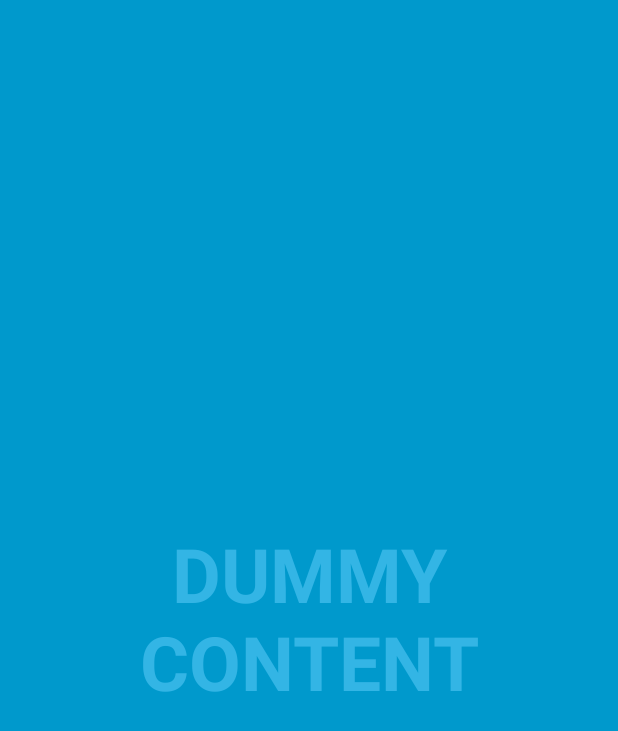
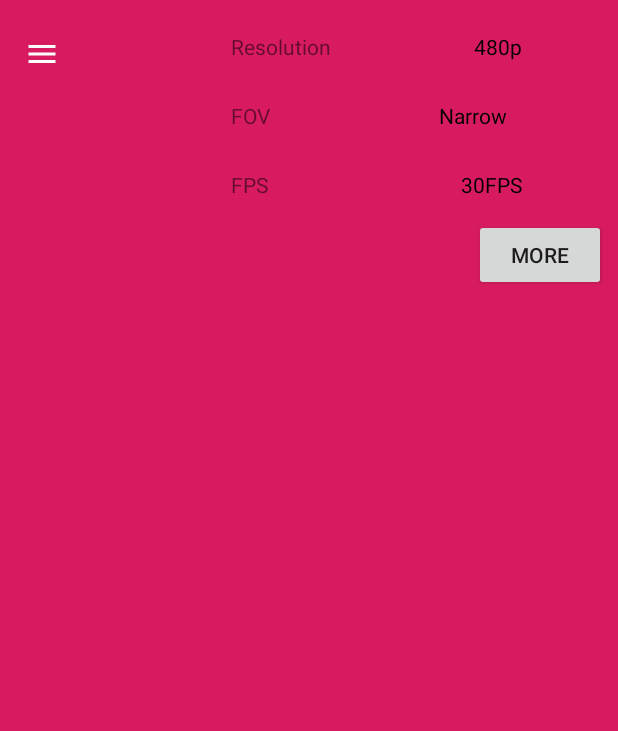
Before and after one commit to joachimtapp/lab_app_developpement, an Android app: the LiveStreamActivity screen opened directly, with no data from a screen before it, on a phone screen of 412 x 824 dp. Shown: the top 731 px of the screen. Run offline under Robolectric (Android 15) with nearby library versions, the phone set to English and light mode, and no system bars.

Commit message:
Modified live activity with new menu and fullscreen image

```diff
--- a/GoproApp_wear/mobile/src/main/java/com/goproapp/goproapp_wear/LiveStreamActivity.java
+++ b/GoproApp_wear/mobile/src/main/java/com/goproapp/goproapp_wear/LiveStreamActivity.java
@@ -1,163 +1,153 @@
 package com.goproapp.goproapp_wear;
 
-import android.annotation.SuppressLint;
+import android.content.Intent;
+import android.support.annotation.NonNull;
+import android.support.design.widget.NavigationView;
+import android.support.v4.view.GravityCompat;
+import android.support.v4.widget.DrawerLayout;
 import android.support.v7.app.ActionBar;
+import android.support.v7.app.ActionBarDrawerToggle;
 import android.support.v7.app.AppCompatActivity;
 import android.os.Bundle;
-import android.os.Handler;
-import android.view.MotionEvent;
+import android.support.v7.widget.Toolbar;
+import android.view.Menu;
+import android.view.MenuItem;
 import android.view.View;
+import android.view.Window;
+import android.view.WindowManager;
+import android.widget.AdapterView;
+import android.widget.ArrayAdapter;
+import android.widget.ImageButton;
+import android.widget.Spinner;
+import android.widget.Toast;
 
-/**
- * An example full-screen activity that shows and hides the system UI (i.e.
- * status bar and navigation/system bar) with user interaction.
- */
 public class LiveStreamActivity extends AppCompatActivity {
-    /**
-     * Whether or not the system UI should be auto-hidden after
-     * {@link #AUTO_HIDE_DELAY_MILLIS} milliseconds.
-     */
-    private static final boolean AUTO_HIDE = true;
 
-    /**
-     * If {@link #AUTO_HIDE} is set, the number of milliseconds to wait after
-     * user interaction before hiding the system UI.
-     */
-    private static final int AUTO_HIDE_DELAY_MILLIS = 3000;
-
-    /**
-     * Some older devices needs a small delay between UI widget updates
-     * and a change of the status and navigation bar.
-     */
-    private static final int UI_ANIMATION_DELAY = 300;
-    private final Handler mHideHandler = new Handler();
-    private View mContentView;
-    private final Runnable mHidePart2Runnable = new Runnable() {
-        @SuppressLint("InlinedApi")
-        @Override
-        public void run() {
-            // Delayed removal of status and navigation bar
-
-            // Note that some of these constants are new as of API 16 (Jelly Bean)
-            // and API 19 (KitKat). It is safe to use them, as they are inlined
-            // at compile-time and do nothing on earlier devices.
-            mContentView.setSystemUiVisibility(View.SYSTEM_UI_FLAG_LOW_PROFILE
-                    | View.SYSTEM_UI_FLAG_FULLSCREEN
-                    | View.SYSTEM_UI_FLAG_LAYOUT_STABLE
-                    | View.SYSTEM_UI_FLAG_IMMERSIVE_STICKY
-                    | View.SYSTEM_UI_FLAG_LAYOUT_HIDE_NAVIGATION
-                    | View.SYSTEM_UI_FLAG_HIDE_NAVIGATION);
-        }
-    };
-    private View mControlsView;
-    private final Runnable mShowPart2Runnable = new Runnable() {
-        @Override
-        public void run() {
-            // Delayed display of UI elements
-            ActionBar actionBar = getSupportActionBar();
-            if (actionBar != null) {
-                actionBar.show();
-            }
-            mControlsView.setVisibility(View.VISIBLE);
-        }
-    };
-    private boolean mVisible;
-    private final Runnable mHideRunnable = new Runnable() {
-        @Override
-        public void run() {
-            hide();
-        }
-    };
-    /**
-     * Touch listener to use for in-layout UI controls to delay hiding the
-     * system UI. This is to prevent the jarring behavior of controls going away
-     * while interacting with activity UI.
-     */
-    private final View.OnTouchListener mDelayHideTouchListener = new View.OnTouchListener() {
-        @Override
-        public boolean onTouch(View view, MotionEvent motionEvent) {
-            if (AUTO_HIDE) {
-                delayedHide(AUTO_HIDE_DELAY_MILLIS);
-            }
-            return false;
-        }
-    };
+    private DrawerLayout mDrawerLayout;
 
     @Override
     protected void onCreate(Bundle savedInstanceState) {
         super.onCreate(savedInstanceState);
-
         setContentView(R.layout.activity_live_stream);
 
-        mVisible = true;
-        mControlsView = findViewById(R.id.fullscreen_content_controls);
-        mContentView = findViewById(R.id.fullscreen_content);
+        //Add Transparent drawer to have access to floating menu
+        mDrawerLayout = findViewById(R.id.drawer_layout);
+        NavigationView navigationView = findViewById(R.id.nav_view);
+        navigationView.setNavigationItemSelectedListener(
+                new NavigationView.OnNavigationItemSelectedListener() {
+                    @Override
+                    public boolean onNavigationItemSelected(MenuItem item) {
+                        // Handle navigation view item clicks here.
+                        int id = item.getItemId();
+                        if (id != R.id.nav_livestream) {//exclude himself
+                            DrawerHandler dh = new DrawerHandler();
+
+                            Intent intent;
+                            intent = dh.SwitchActivity(id, LiveStreamActivity.this);
+                            LiveStreamActivity.this.startActivity(intent);
+                        }
+                        DrawerLayout drawer = (DrawerLayout) findViewById(R.id.drawer_layout);
+                        drawer.closeDrawer(GravityCompat.START);
+                        return true;
+                    }
+                });
+        Toolbar toolbar = (Toolbar) findViewById(R.id.toolbar_live);
+        //set drawer button
+        setSupportActionBar(toolbar);
+        ActionBar actionbar = getSupportActionBar();
+        getSupportActionBar().setTitle(null);
+        actionbar.setDisplayHomeAsUpEnabled(true);
+        actionbar.setHomeAsUpIndicator(R.drawable.ic_menu);
 
 
-        // Set up the user interaction to manually show or hide the system UI.
-        mContentView.setOnClickListener(new View.OnClickListener() {
+        // Add items to spinner of menu
+        Spinner spinner_res = findViewById(R.id.spinner_res);
+        Spinner spinner_FOV = findViewById(R.id.spinner_FOV);
+        Spinner spinner_FPS = findViewById(R.id.spinner_FPS);
+
+        ArrayAdapter<CharSequence> adapter_res = ArrayAdapter.createFromResource(this, R.array.val_res, R.layout.spinner_item);
+        ArrayAdapter<CharSequence> adapter_FOV = ArrayAdapter.createFromResource(this, R.array.val_FOV, R.layout.spinner_item);
+        ArrayAdapter<CharSequence> adapter_FPS = ArrayAdapter.createFromResource(this, R.array.val_FPS, R.layout.spinner_item);
+
+        adapter_res.setDropDownViewResource(android.R.layout.simple_spinner_dropdown_item);
+        adapter_FOV.setDropDownViewResource(android.R.layout.simple_spinner_dropdown_item);
+        adapter_FPS.setDropDownViewResource(android.R.layout.simple_spinner_dropdown_item);
+
+        spinner_res.setAdapter(adapter_res);
+        spinner_FOV.setAdapter(adapter_FOV);
+        spinner_FPS.setAdapter(adapter_FPS);
+
+        spinner_res.setOnItemSelectedListener(new AdapterView.OnItemSelectedListener() {
             @Override
-            public void onClick(View view) {
-                toggle();
+            public void onItemSelected(AdapterView<?> parent, View view, int position, long id) {
+                Toast.makeText(LiveStreamActivity.this, "New resolution selected : " + parent.getItemAtPosition(position), Toast.LENGTH_SHORT).show();
+            }
+
+            @Override
+            public void onNothingSelected(AdapterView<?> parent) {
+
             }
         });
 
-        // Upon interacting with UI controls, delay any scheduled hide()
-        // operations to prevent the jarring behavior of controls going away
-        // while interacting with the UI.
-        findViewById(R.id.dummy_button).setOnTouchListener(mDelayHideTouchListener);
+        spinner_FOV.setOnItemSelectedListener(new AdapterView.OnItemSelectedListener() {
+            @Override
+            public void onItemSelected(AdapterView<?> parent, View view, int position, long id) {
+                Toast.makeText(LiveStreamActivity.this, "New FOV selected : " + parent.getItemAtPosition(position), Toast.LENGTH_SHORT).show();
+            }
+
+            @Override
+            public void onNothingSelected(AdapterView<?> parent) {
+
+            }
+        });
+
+        spinner_FPS.setOnItemSelectedListener(new AdapterView.OnItemSelectedListener() {
+            @Override
+            public void onItemSelected(AdapterView<?> parent, View view, int position, long id) {
+                Toast.makeText(LiveStreamActivity.this, "New FPS rate selected : " + parent.getItemAtPosition(position), Toast.LENGTH_SHORT).show();
+            }
+
+            @Override
+            public void onNothingSelected(AdapterView<?> parent) {
+
+            }
+        });
+
     }
 
     @Override
-    protected void onPostCreate(Bundle savedInstanceState) {
-        super.onPostCreate(savedInstanceState);
+    protected void onResume() {
+        super.onResume();
+        DrawerHandler dh = new DrawerHandler();
+        NavigationView navigationView = (NavigationView) findViewById(R.id.nav_view);
 
-        // Trigger the initial hide() shortly after the activity has been
-        // created, to briefly hint to the user that UI controls
-        // are available.
-        delayedHide(100);
+        dh.setUserDrawer(navigationView);
     }
 
-    private void toggle() {
-        if (mVisible) {
-            hide();
+    @Override
+    public void onBackPressed() {
+        DrawerLayout drawer = (DrawerLayout) findViewById(R.id.drawer_layout);
+        if (drawer.isDrawerOpen(GravityCompat.START)) {
+            drawer.closeDrawer(GravityCompat.START);
         } else {
-            show();
+            super.onBackPressed();
         }
     }
 
-    private void hide() {
-        // Hide UI first
-        ActionBar actionBar = getSupportActionBar();
-        if (actionBar != null) {
-            actionBar.hide();
+    @Override
+    public boolean onOptionsItemSelected(MenuItem item) {
+        // Handle action bar item clicks here. The action bar will
+        // automatically handle clicks on the Home/Up button, so long
+        // as you specify a parent activity in AndroidManifest.xml.
+        switch (item.getItemId()) {
+            case android.R.id.home:
+                mDrawerLayout.openDrawer(GravityCompat.START);
+            case R.id.action_settings:
+                //setting button action
+                return true;
         }
-        mControlsView.setVisibility(View.GONE);
-        mVisible = false;
 
-        // Schedule a runnable to remove the status and navigation bar after a delay
-        mHideHandler.removeCallbacks(mShowPart2Runnable);
-        mHideHandler.postDelayed(mHidePart2Runnable, UI_ANIMATION_DELAY);
-    }
 
-    @SuppressLint("InlinedApi")
-    private void show() {
-        // Show the system bar
-        mContentView.setSystemUiVisibility(View.SYSTEM_UI_FLAG_LAYOUT_FULLSCREEN
-                | View.SYSTEM_UI_FLAG_LAYOUT_HIDE_NAVIGATION);
-        mVisible = true;
-
-        // Schedule a runnable to display UI elements after a delay
-        mHideHandler.removeCallbacks(mHidePart2Runnable);
-        mHideHandler.postDelayed(mShowPart2Runnable, UI_ANIMATION_DELAY);
-    }
-
-    /**
-     * Schedules a call to hide() in delay milliseconds, canceling any
-     * previously scheduled calls.
-     */
-    private void delayedHide(int delayMillis) {
-        mHideHandler.removeCallbacks(mHideRunnable);
-        mHideHandler.postDelayed(mHideRunnable, delayMillis);
+        return super.onOptionsItemSelected(item);
     }
 }
--- a/GoproApp_wear/mobile/src/main/java/com/goproapp/goproapp_wear/MainActivity.java
+++ b/GoproApp_wear/mobile/src/main/java/com/goproapp/goproapp_wear/MainActivity.java
@@ -50,7 +50,6 @@ public class MainActivity extends AppCompatActivity
         drawer.addDrawerListener(toggle);
         toggle.syncState();
 
-        DrawerHandler dh = new DrawerHandler();
         NavigationView navigationView = (NavigationView) findViewById(R.id.nav_view);
 
 
--- a/GoproApp_wear/mobile/src/main/res/layout/activity_live_stream.xml
+++ b/GoproApp_wear/mobile/src/main/res/layout/activity_live_stream.xml
@@ -1,51 +1,85 @@
 <?xml version="1.0" encoding="utf-8"?>
-<FrameLayout xmlns:android="http://schemas.android.com/apk/res/android"
-    xmlns:tools="http://schemas.android.com/tools"
+<!-- Use DrawerLayout as root container for activity -->
+<android.support.v4.widget.DrawerLayout xmlns:android="http://schemas.android.com/apk/res/android"
+    xmlns:app="http://schemas.android.com/apk/res-auto"
+    android:id="@+id/drawer_layout"
     android:layout_width="match_parent"
     android:layout_height="match_parent"
-    android:background="#0099cc"
-    tools:context=".LiveStreamActivity">
+    android:fitsSystemWindows="true" >
 
-    <!-- The primary full-screen view. This can be replaced with whatever view
-         is needed to present your content, e.g. VideoView, SurfaceView,
-         TextureView, etc. -->
-    <TextView
-        android:id="@+id/fullscreen_content"
+    <!-- Put Full screen content here -->
+    <android.support.constraint.ConstraintLayout
         android:layout_width="match_parent"
-        android:layout_height="match_parent"
-        android:gravity="center"
-        android:keepScreenOn="true"
-        android:text="@string/dummy_content"
-        android:textColor="#33b5e5"
-        android:textSize="50sp"
-        android:textStyle="bold" />
+        android:layout_height="match_parent">
 
-    <!-- This FrameLayout insets its children based on system windows using
-         android:fitsSystemWindows. -->
+        <ImageView
+            android:id="@+id/imageView2"
+            android:layout_width="match_parent"
+            android:layout_height="match_parent"
+            app:layout_constraintEnd_toEndOf="parent"
+            app:layout_constraintTop_toTopOf="parent"
+            app:srcCompat="@color/colorAccent" />
+
+        <include
+            layout="@layout/quick_menu_live"
+            android:layout_width="250dp"
+            android:layout_height="wrap_content"
+            android:layout_marginTop="8dp"
+            android:layout_marginEnd="8dp"
+            android:layout_marginRight="8dp"
+            app:layout_constraintEnd_toEndOf="parent"
+            app:layout_constraintTop_toTopOf="parent" />
+
+    </android.support.constraint.ConstraintLayout>
+
+    <!-- Layout to contain contents of main body of screen (drawer will slide over this) -->
     <FrameLayout
+        android:id="@+id/content_frame"
         android:layout_width="match_parent"
-        android:layout_height="match_parent"
-        android:fitsSystemWindows="true">
+        android:layout_height="match_parent">
 
         <LinearLayout
-            android:id="@+id/fullscreen_content_controls"
-            style="?metaButtonBarStyle"
             android:layout_width="match_parent"
-            android:layout_height="wrap_content"
-            android:layout_gravity="bottom|center_horizontal"
-            android:background="@color/black_overlay"
-            android:orientation="horizontal"
-            tools:ignore="UselessParent">
+            android:layout_height="match_parent"
+            android:orientation="vertical">
 
-            <Button
-                android:id="@+id/dummy_button"
-                style="?metaButtonBarButtonStyle"
-                android:layout_width="0dp"
+            <!-- Layout of the Toolbar -->
+            <android.support.design.widget.AppBarLayout
+                android:id="@+id/appbar"
+                android:layout_width="wrap_content"
                 android:layout_height="wrap_content"
-                android:layout_weight="1"
-                android:text="@string/dummy_button" />
+                android:paddingTop="@dimen/appbar_padding_top"
+                android:theme="@style/AppTheme.AppBarOverlay"
+                android:background="@android:color/transparent"
+                app:elevation="0dp" >
+
+                <android.support.v7.widget.Toolbar
+                    android:id="@+id/toolbar_live"
+                    android:layout_width="wrap_content"
+                    android:layout_height="?attr/actionBarSize"
+                    android:layout_weight="1"
+                    android:background="@android:color/transparent"
+                    app:layout_scrollFlags="scroll|enterAlways"
+                    app:popupTheme="@style/AppTheme.PopupOverlay"
+                    app:title="">
+
+                </android.support.v7.widget.Toolbar>
+            </android.support.design.widget.AppBarLayout>
+
+            <!-- Actual content of the view -->
 
         </LinearLayout>
     </FrameLayout>
 
-</FrameLayout>
+    <!-- Container for contents of drawer - use NavigationView to make configuration easier -->
+    <android.support.design.widget.NavigationView
+        android:id="@+id/nav_view"
+        android:layout_width="wrap_content"
+        android:layout_height="match_parent"
+        android:layout_gravity="start"
+        android:fitsSystemWindows="true"
+        app:headerLayout="@layout/nav_header_main"
+        app:menu="@menu/activity_main_drawer"/>
+
+
+</android.support.v4.widget.DrawerLayout>
--- /dev/null
+++ b/GoproApp_wear/mobile/src/main/res/layout/quick_menu_live.xml
@@ -0,0 +1,113 @@
+<?xml version="1.0" encoding="utf-8"?>
+<LinearLayout xmlns:android="http://schemas.android.com/apk/res/android"
+    xmlns:app="http://schemas.android.com/apk/res-auto"
+    android:layout_width="200dp"
+    android:layout_height="wrap_content"
+    android:orientation="vertical">
+
+
+    <!-- First item -->
+    <android.support.constraint.ConstraintLayout
+        android:layout_width="match_parent"
+        android:layout_height="wrap_content">
+
+        <TextView
+            android:id="@+id/text_res"
+            android:layout_width="wrap_content"
+            android:layout_height="wrap_content"
+            android:layout_marginTop="8dp"
+            android:layout_marginBottom="8dp"
+            android:text="Resolution"
+            app:layout_constraintBottom_toBottomOf="parent"
+            app:layout_constraintStart_toStartOf="parent"
+            app:layout_constraintTop_toTopOf="parent" />
+
+        <Spinner
+            android:id="@+id/spinner_res"
+            android:layout_width="wrap_content"
+            android:layout_height="wrap_content"
+            android:layout_gravity="end"
+            android:layout_marginTop="8dp"
+            android:layout_marginBottom="8dp"
+            android:textAlignment="viewEnd"
+            app:layout_constraintBottom_toBottomOf="parent"
+            app:layout_constraintEnd_toEndOf="parent"
+            app:layout_constraintTop_toTopOf="parent" />
+
+    </android.support.constraint.ConstraintLayout>
+
+    <!-- Second item -->
+    <android.support.constraint.ConstraintLayout
+        android:layout_width="match_parent"
+        android:layout_height="wrap_content">
+
+        <TextView
+            android:id="@+id/text_FOV"
+            android:layout_width="wrap_content"
+            android:layout_height="wrap_content"
+            android:layout_marginTop="8dp"
+            android:layout_marginBottom="8dp"
+            android:text="FOV"
+            app:layout_constraintBottom_toBottomOf="parent"
+            app:layout_constraintStart_toStartOf="parent"
+            app:layout_constraintTop_toTopOf="parent" />
+
+        <Spinner
+            android:id="@+id/spinner_FOV"
+            android:layout_width="wrap_content"
+            android:layout_height="wrap_content"
+            android:layout_gravity="end"
+            android:layout_marginTop="8dp"
+            android:layout_marginBottom="8dp"
+            android:textAlignment="viewEnd"
+            app:layout_constraintBottom_toBottomOf="parent"
+            app:layout_constraintEnd_toEndOf="parent"
+            app:layout_constraintTop_toTopOf="parent" />
+
+    </android.support.constraint.ConstraintLayout>
+
+    <!-- Third item -->
+    <android.support.constraint.ConstraintLayout
+        android:layout_width="match_parent"
+        android:layout_height="wrap_content">
+
+        <TextView
+            android:id="@+id/text_FPS"
+            android:layout_width="wrap_content"
+            android:layout_height="wrap_content"
+            android:layout_marginTop="8dp"
+            android:layout_marginBottom="8dp"
+            android:text="FPS"
+            app:layout_constraintBottom_toBottomOf="parent"
+            app:layout_constraintStart_toStartOf="parent"
+            app:layout_constraintTop_toTopOf="parent" />
+
+        <Spinner
+            android:id="@+id/spinner_FPS"
+            android:layout_width="wrap_content"
+            android:layout_height="wrap_content"
+            android:layout_gravity="end"
+            android:layout_marginTop="8dp"
+            android:layout_marginBottom="8dp"
+            android:textAlignment="viewEnd"
+            app:layout_constraintBottom_toBottomOf="parent"
+            app:layout_constraintEnd_toEndOf="parent"
+            app:layout_constraintTop_toTopOf="parent" />
+
+    </android.support.constraint.ConstraintLayout>
+
+    <!-- Third item -->
+    <android.support.constraint.ConstraintLayout
+        android:layout_width="match_parent"
+        android:layout_height="wrap_content">
+        <Button
+            android:id="@+id/button"
+            android:layout_width="wrap_content"
+            android:layout_height="wrap_content"
+            android:text="More"
+            app:layout_constraintBottom_toBottomOf="parent"
+            app:layout_constraintEnd_toEndOf="parent"
+            app:layout_constraintTop_toTopOf="parent" />
+    </android.support.constraint.ConstraintLayout>
+
+</LinearLayout>
--- /dev/null
+++ b/GoproApp_wear/mobile/src/main/res/layout/spinner_item.xml
@@ -0,0 +1,9 @@
+<?xml version="1.0" encoding="utf-8"?>
+<TextView xmlns:android="http://schemas.android.com/apk/res/android"
+    android:layout_height="match_parent"
+    android:layout_width="match_parent"
+    android:gravity="end"
+    android:textColor="#000000"
+    android:text=""
+    android:paddingBottom="5dp"
+    android:paddingTop="5dp" />
--- a/GoproApp_wear/mobile/src/main/res/values/colors.xml
+++ b/GoproApp_wear/mobile/src/main/res/values/colors.xml
@@ -2,7 +2,7 @@
 <resources>
     <color name="colorPrimary">#008577</color>
     <color name="colorPrimaryDark">#00574b</color>
-    <color name="colorAccent">#D81B60</color>
+    <color name="colorAccent">#d81b60</color>
 
     <color name="black_overlay">#66000000</color>
 </resources>
--- /dev/null
+++ b/GoproApp_wear/mobile/src/main/res/values/spinner_val_live.xml
@@ -0,0 +1,25 @@
+<?xml version="1.0" encoding="utf-8"?>
+<resources>
+    <string-array name="val_res">
+        <item>480p</item>
+        <item>720p</item>
+        <item>1080p</item>
+        <item>2.7K</item>
+        <item>4K</item>
+    </string-array>
+
+    <string-array name="val_FPS">
+        <item>30FPS</item>
+        <item>60FPS</item>
+        <item>240FPS</item>
+    </string-array>
+
+    <string-array name="val_FOV">
+        <item>Narrow</item>
+        <item>Medium</item>
+        <item>Wide</item>
+        <item>Ultra Wide</item>
+    </string-array>
+
+
+</resources>
```
Also changed, not shown: GoproApp_wear/mobile/src/main/AndroidManifest.xml (+5 -6 lines), GoproApp_wear/mobile/src/main/java/com/goproapp/goproapp_wear/DrawerHandler.java (+2 -14 lines).
